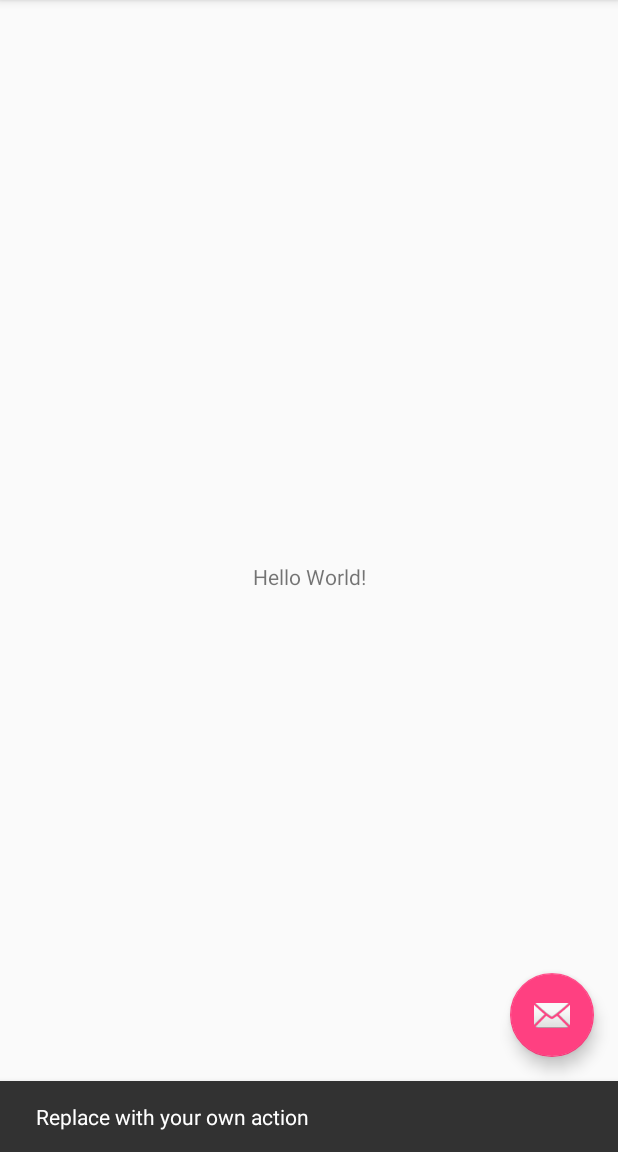
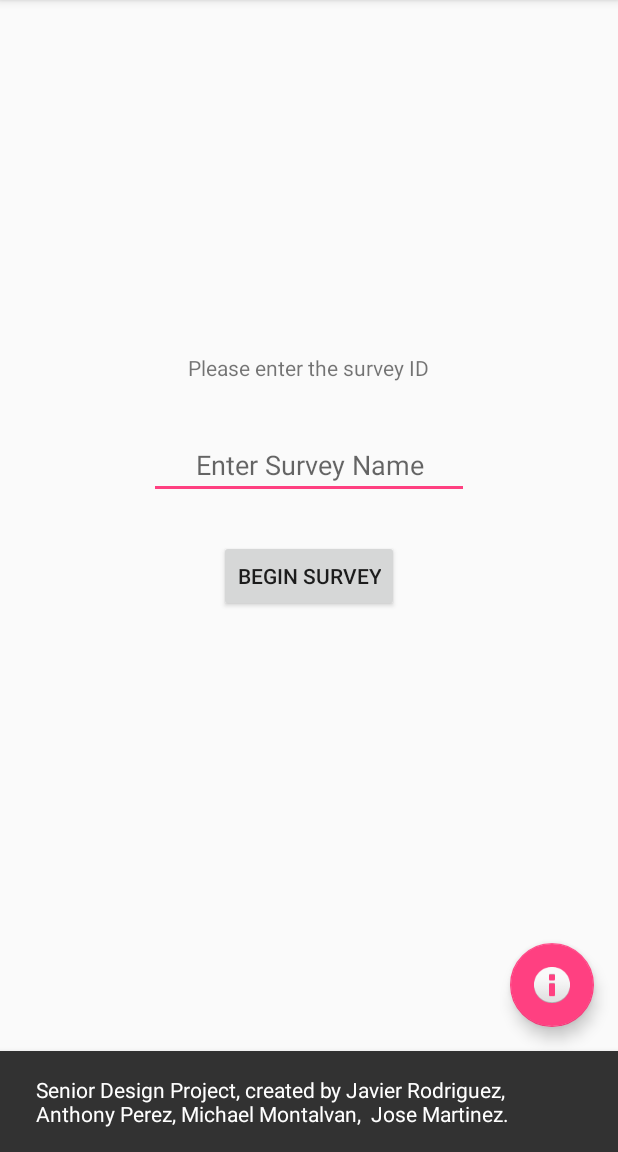
Before and after one commit to AntPerez69367/BluetoothTimer, an Android app: the screen it shows after launch (MainActivity), after a tap on an icon or button, on a phone screen of 412 x 824 dp, the part 84-1236 px from its top. Run offline under Robolectric (Android 15) with nearby library versions, the phone set to English and light mode, and no system bars.

Commit message:
Basic layout for main form, info button with senior design information.

```diff
--- a/app/src/main/java/edu/fiu/sdgroup6/bluetoothtimer/MainActivity.java
+++ b/app/src/main/java/edu/fiu/sdgroup6/bluetoothtimer/MainActivity.java
@@ -22,7 +22,7 @@ public class MainActivity extends AppCompatActivity {
         fab.setOnClickListener(new View.OnClickListener() {
             @Override
             public void onClick(View view) {
-                Snackbar.make(view, "Replace with your own action", Snackbar.LENGTH_LONG)
+                Snackbar.make(view, "Senior Design Project, created by Javier Rodriguez, Anthony Perez, Michael Montalvan,  Jose Martinez.", Snackbar.LENGTH_LONG)
                         .setAction("Action", null).show();
             }
         });
--- a/app/src/main/res/layout/activity_main.xml
+++ b/app/src/main/res/layout/activity_main.xml
@@ -28,6 +28,6 @@
         android:layout_height="wrap_content"
         android:layout_gravity="bottom|end"
         android:layout_margin="@dimen/fab_margin"
-        app:srcCompat="@android:drawable/ic_dialog_email" />
+        app:srcCompat="@android:drawable/ic_dialog_info" />
 
 </android.support.design.widget.CoordinatorLayout>
--- a/app/src/main/res/layout/content_main.xml
+++ b/app/src/main/res/layout/content_main.xml
@@ -1,5 +1,5 @@
 <?xml version="1.0" encoding="utf-8"?>
-<android.support.constraint.ConstraintLayout xmlns:android="http://schemas.android.com/apk/res/android"
+<RelativeLayout xmlns:android="http://schemas.android.com/apk/res/android"
     xmlns:app="http://schemas.android.com/apk/res-auto"
     xmlns:tools="http://schemas.android.com/tools"
     android:layout_width="match_parent"
@@ -9,12 +9,35 @@
     tools:showIn="@layout/activity_main">
 
     <TextView
+        android:id="@+id/introText"
         android:layout_width="wrap_content"
         android:layout_height="wrap_content"
-        android:text="Hello World!"
-        app:layout_constraintBottom_toBottomOf="parent"
-        app:layout_constraintLeft_toLeftOf="parent"
-        app:layout_constraintRight_toRightOf="parent"
-        app:layout_constraintTop_toTopOf="parent" />
+        android:layout_alignBottom="@+id/editText"
+        android:layout_centerHorizontal="true"
+        android:layout_marginBottom="78dp"
+        android:text="@string/intro_text" />
 
-</android.support.constraint.ConstraintLayout>
+    <EditText
+
+        android:id="@+id/editText"
+        style="@style/Widget.AppCompat.EditText"
+        android:layout_width="wrap_content"
+        android:layout_height="wrap_content"
+        android:layout_above="@+id/button"
+        android:layout_centerHorizontal="true"
+        android:layout_marginBottom="27dp"
+        android:ems="10"
+        android:gravity="center_horizontal"
+        android:hint="@string/survey_name"
+        android:inputType="textPersonName" />
+
+    <Button
+        android:id="@+id/button"
+        style="@style/Widget.AppCompat.Button"
+        android:layout_width="wrap_content"
+        android:layout_height="wrap_content"
+        android:layout_centerHorizontal="true"
+        android:layout_centerVertical="true"
+        android:text="@string/begin_survey" />
+
+</RelativeLayout>
--- a/app/src/main/res/values/strings.xml
+++ b/app/src/main/res/values/strings.xml
@@ -1,4 +1,7 @@
 <resources>
     <string name="app_name">BluetoothTimer</string>
     <string name="action_settings">Settings</string>
+    <string name="intro_text">Please enter the survey ID</string>
+    <string name="survey_name">Enter Survey Name</string>
+    <string name="begin_survey">Begin Survey</string>
 </resources>
```
